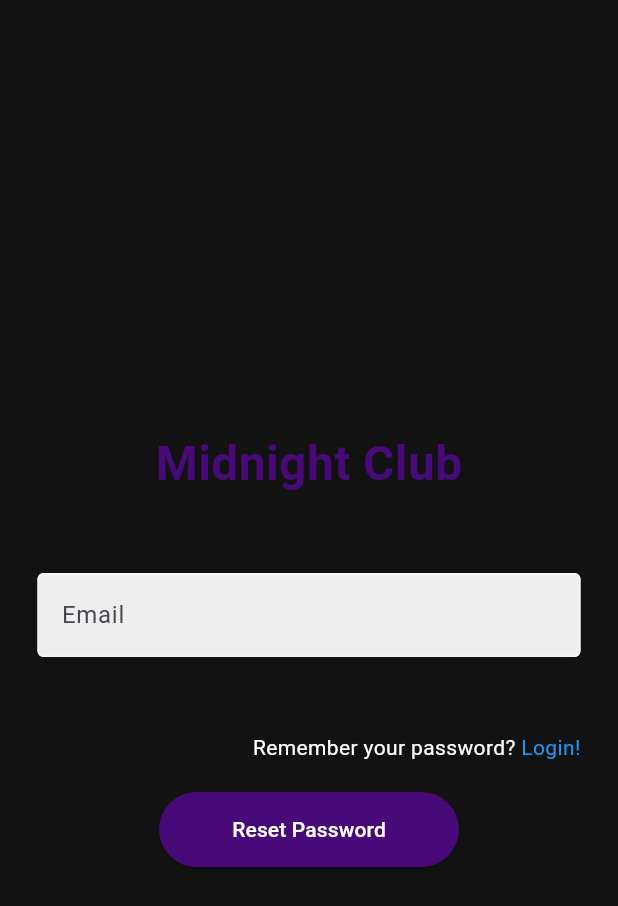
After one commit to chesterrc/MidnightClub, a Flutter app: the screen it shows after launch, after a tap on "Forgot Password?", on a phone screen of 412 x 824 dp. The commit adds this screen. Shown: the top 906 px of the screen. Run offline on Flutter 3.47's test engine with Material 3 defaults, Android fonts, the phone set to English and light mode, and no system bars; our stand-ins replace firebase_auth, firebase_core; accounts and stored records are empty.

Commit message:
Added password reset functionality

```diff
--- /dev/null
+++ b/UserInterface/midnightclub_main/lib/pages/ForgotPasswordPage.dart
@@ -0,0 +1,153 @@
+import 'package:firebase_auth/firebase_auth.dart';
+import 'package:flutter/material.dart';
+
+import '../components/LoginTextField.dart';
+
+class ForgotPassPage extends StatefulWidget {
+  final void Function()? onTap;
+  const ForgotPassPage({super.key, required this.onTap});
+
+  @override
+  State<ForgotPassPage> createState() => _ForgotPassState();
+}
+
+class _ForgotPassState extends State<ForgotPassPage> {
+  //variables/controllers
+  final emailController = TextEditingController();
+  final auth = FirebaseAuth.instance;
+
+  //alert about exceptions
+  void passwordAuthException() {
+    showDialog(
+      context: context,
+      builder: (BuildContext context) {
+        return const AlertDialog(
+          backgroundColor: Color.fromARGB(255, 73, 10, 121),
+          title: Center(
+            child: Text(
+              "No user of that email",
+              style: TextStyle(color: Colors.white),
+            ),
+          ),
+        );
+      },
+    );
+  }
+
+  //alert about a sent email to reset password
+  void passwordResetSent() {
+    showDialog(
+      context: context,
+      builder: (BuildContext context) {
+        return const AlertDialog(
+          backgroundColor: Color.fromARGB(255, 73, 10, 121),
+          title: Center(
+            child: Text(
+              "An email to reset your password has been sent",
+              style: TextStyle(color: Colors.white),
+            ),
+          ),
+        );
+      },
+    );
+  }
+
+  //reset password
+  void resetPass() async {
+    //circular loading
+    showDialog(
+      context: context,
+      builder: (context) {
+        return const Center(child: CircularProgressIndicator());
+      },
+    );
+    //send password reset email
+    try {
+      await auth.sendPasswordResetEmail(email: emailController.text);
+      Navigator.pop(context);
+      passwordResetSent();
+    } catch (e) {
+      passwordAuthException();
+    }
+  }
+
+  //building the page
+  @override
+  build(BuildContext context) {
+    return Scaffold(
+      backgroundColor: Color.fromARGB(255, 18, 18, 18),
+      body: SafeArea(
+        child: Center(
+          child: SingleChildScrollView(
+            child: Column(children: [
+              const SizedBox(height: 50), //space
+
+              //logo
+              const Text(
+                "Midnight Club",
+                style: TextStyle(
+                  color: Color.fromARGB(255, 73, 10, 121),
+                  fontWeight: FontWeight.bold,
+                  fontSize: 32,
+                ),
+              ),
+
+              const SizedBox(height: 50), //space
+
+              //email
+              LoginTextField(
+                controller: emailController,
+                hintText: "Email",
+                obscureText: false,
+              ),
+
+              const SizedBox(height: 50), //space
+
+              //return back to login page
+              Padding(
+                padding: EdgeInsetsDirectional.symmetric(horizontal: 25.0),
+                child: Row(
+                  mainAxisAlignment: MainAxisAlignment.end,
+                  children: [
+                    Text(
+                      "Remember your password? ",
+                      style: TextStyle(color: Colors.white),
+                    ),
+                    GestureDetector(
+                      onTap: widget.onTap,
+                      child: const Text("Login!",
+                          style: TextStyle(color: Colors.blue)),
+                    ),
+                  ],
+                ),
+              ),
+
+              const SizedBox(height: 20), //space
+
+              //Reset password button
+              Container(
+                width: 200,
+                height: 50,
+                child: ElevatedButton(
+                  style: const ButtonStyle(
+                    backgroundColor: MaterialStatePropertyAll(
+                        Color.fromARGB(255, 73, 10, 121)),
+                  ),
+                  onPressed: () => resetPass(),
+                  child: const Text(
+                    'Reset Password',
+                    style: TextStyle(
+                      color: Color.fromARGB(255, 255, 255, 255),
+                    ),
+                  ),
+                ),
+              ),
+
+              const SizedBox(height: 10), //space
+            ]),
+          ),
+        ),
+      ),
+    );
+  }
+}
--- a/UserInterface/midnightclub_main/lib/pages/authpage.dart
+++ b/UserInterface/midnightclub_main/lib/pages/authpage.dart
@@ -1,7 +1,7 @@
 import 'package:firebase_auth/firebase_auth.dart';
 import 'package:flutter/material.dart';
 import 'package:midnightclub_main/pages/HomePage.dart';
-import 'package:midnightclub_main/pages/loginpage.dart';
+import 'package:midnightclub_main/pages/pagecontrollers/Login_or_forgotpassword.dart';
 
 class AuthPage extends StatelessWidget {
   const AuthPage({super.key});
@@ -15,7 +15,7 @@ class AuthPage extends StatelessWidget {
           if (snapshot.hasData) {
             return HomePage();
           } else {
-            return LoginPage();
+            return LoginOrForgot();
           }
         },
       ),
--- a/UserInterface/midnightclub_main/lib/pages/loginpage.dart
+++ b/UserInterface/midnightclub_main/lib/pages/loginpage.dart
@@ -5,7 +5,8 @@ import 'package:midnightclub_main/pages/signuppage.dart';
 import '../components/LoginTextField.dart';
 
 class LoginPage extends StatefulWidget {
-  const LoginPage({super.key});
+  final void Function()? onTap;
+  const LoginPage({super.key, required this.onTap});
 
   @override
   State<LoginPage> createState() => _LoginPageState();
@@ -108,14 +109,15 @@ class _LoginPageState extends State<LoginPage> {
               const SizedBox(height: 50), //space
 
               //forgot password idk if this is const
-              const Padding(
+              Padding(
                 padding: EdgeInsetsDirectional.symmetric(horizontal: 25.0),
                 child: Row(
                   mainAxisAlignment: MainAxisAlignment.end,
                   children: [
-                    Text(
-                      "Forgot Password?",
-                      style: TextStyle(color: Colors.blue),
+                    GestureDetector(
+                      onTap: widget.onTap,
+                      child: const Text("Forgot Password?",
+                          style: TextStyle(color: Colors.blue)),
                     ),
                   ],
                 ),
--- /dev/null
+++ b/UserInterface/midnightclub_main/lib/pages/pagecontrollers/Login_or_forgotpassword.dart
@@ -0,0 +1,35 @@
+import 'package:flutter/material.dart';
+import 'package:midnightclub_main/pages/ForgotPasswordPage.dart';
+
+import '../loginpage.dart';
+
+class LoginOrForgot extends StatefulWidget {
+  const LoginOrForgot({super.key});
+
+  @override
+  State<LoginOrForgot> createState() => _LoginorForgotState();
+}
+
+class _LoginorForgotState extends State<LoginOrForgot> {
+  //variables
+  bool showLoginpage = true;
+
+  void togglePages() {
+    setState(() {
+      showLoginpage = !showLoginpage;
+    });
+  }
+
+  @override
+  Widget build(BuildContext context) {
+    if (showLoginpage) {
+      return LoginPage(
+        onTap: togglePages,
+      );
+    } else {
+      return ForgotPassPage(
+        onTap: togglePages,
+      );
+    }
+  }
+}
```
